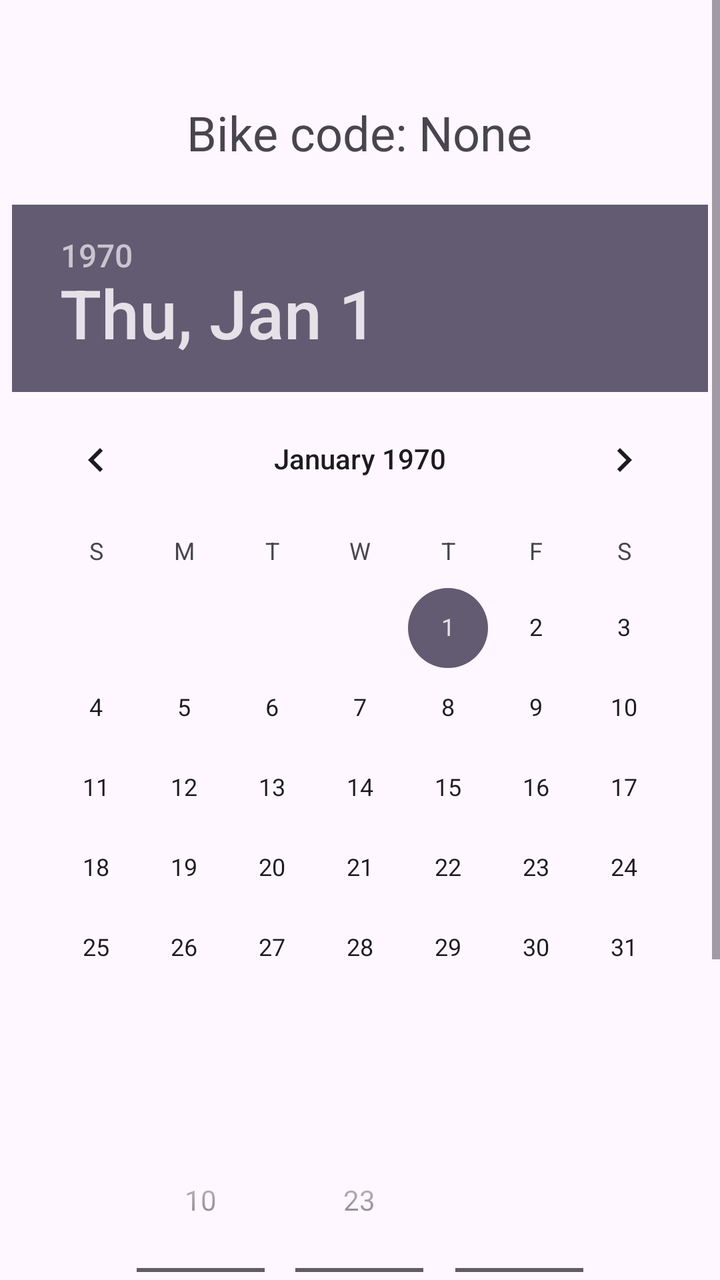
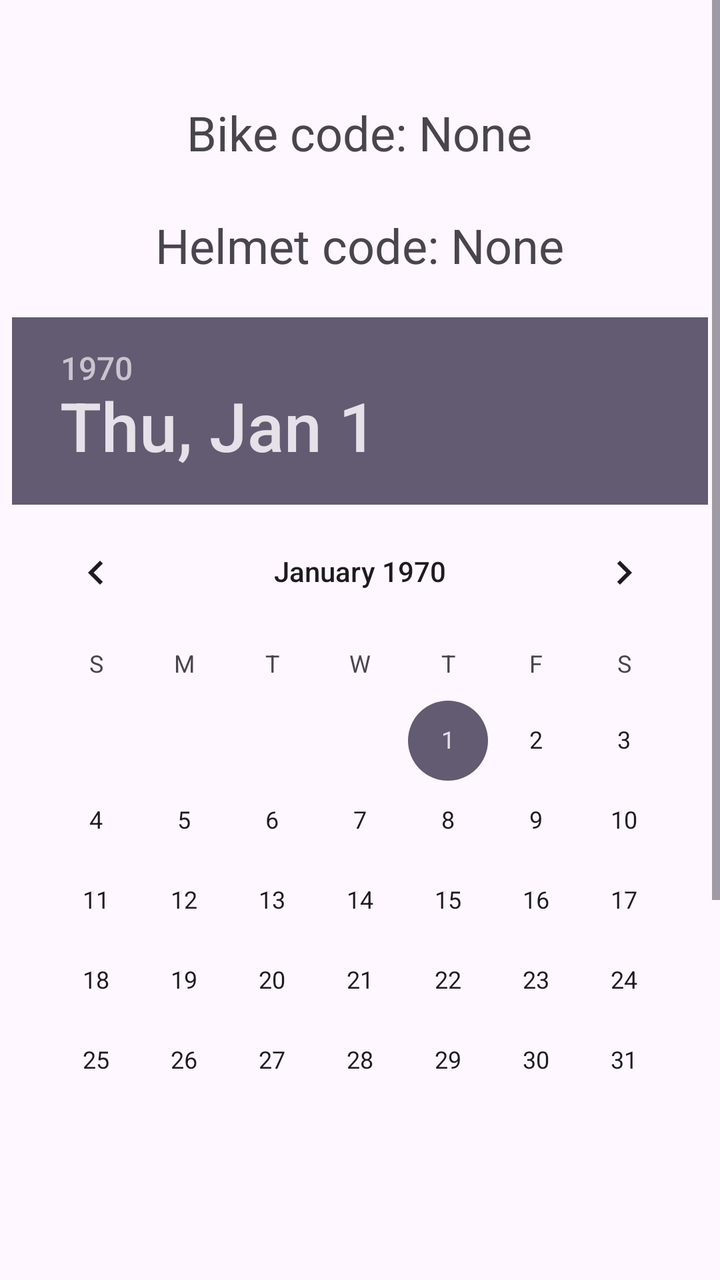

Before-and-after screenshots of an Android layout around one commit, followed by the original layout XML and the change that was made.
<!-- AndroidManifest.xml: application theme Theme.NFCReader -->
<!-- res/layout/activity_return_bike.xml -->
<ScrollView
    xmlns:android="http://schemas.android.com/apk/res/android"
    android:layout_width="match_parent"
    android:layout_height="match_parent">

    <RelativeLayout
        android:layout_width="match_parent"
        android:layout_height="wrap_content">

        <TextView
            android:id="@+id/nfcTextView"
            android:layout_width="wrap_content"
            android:layout_height="wrap_content"
            android:text="Bike code: None"
            android:textSize="24sp"
            android:layout_marginTop="50dp"
            android:layout_centerHorizontal="true" />

        
        <DatePicker
            android:id="@+id/datePicker"
            android:layout_width="wrap_content"
            android:layout_height="wrap_content"
            android:layout_below="@id/nfcTextView"
            android:layout_centerHorizontal="true"
            android:layout_marginTop="20dp"
            android:calendarViewShown="true" />

        
        <TimePicker
            android:id="@+id/timePicker"
            android:layout_width="wrap_content"
            android:layout_height="wrap_content"
            android:layout_below="@id/datePicker"
            android:layout_centerHorizontal="true"
            android:layout_marginTop="20dp"
            android:timePickerMode="spinner" />

        
        <Button
            android:id="@+id/submitButton"
            android:layout_width="wrap_content"
            android:layout_height="wrap_content"
            android:text="Return"
            android:layout_below="@id/timePicker"
            android:layout_centerHorizontal="true"
            android:layout_marginTop="20dp"
            android:layout_marginBottom="20dp"
            android:textColor="@android:color/white"
            android:backgroundTint="@android:color/holo_green_dark"/>
    </RelativeLayout>
</ScrollView>
<!-- resources referenced by this layout -->
<resources>
  <style name="Theme.NFCReader" parent="Base.Theme.NFCReader" />
  <style name="Base.Theme.NFCReader" parent="Theme.Material3.DayNight.NoActionBar">
          
          
      </style>
</resources>

<!-- the commit's change to res/layout/activity_return_bike.xml (unified diff, before → after) -->
@@ -16,12 +16,22 @@
             android:layout_marginTop="50dp"
             android:layout_centerHorizontal="true" />
 
+        <TextView
+            android:id="@+id/nfcHelmetTextView"
+            android:layout_width="wrap_content"
+            android:layout_height="wrap_content"
+            android:layout_below="@id/nfcTextView"
+            android:text="Helmet code: None"
+            android:textSize="24sp"
+            android:layout_marginTop="24dp"
+            android:layout_centerHorizontal="true" />
+
         
         <DatePicker
             android:id="@+id/datePicker"
             android:layout_width="wrap_content"
             android:layout_height="wrap_content"
-            android:layout_below="@id/nfcTextView"
+            android:layout_below="@id/nfcHelmetTextView"
             android:layout_centerHorizontal="true"
             android:layout_marginTop="20dp"
             android:calendarViewShown="true" />
